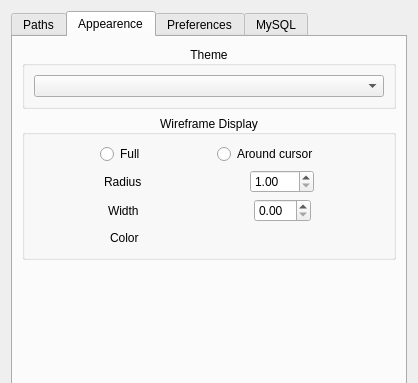
First picture: the form in src/noggit/ui/SettingsPanel.ui, repository Marlamin/noggit-red, before the edit; both pictures show x 0 to 418 and y 0 to 383 of the 418 by 552 pixel window.
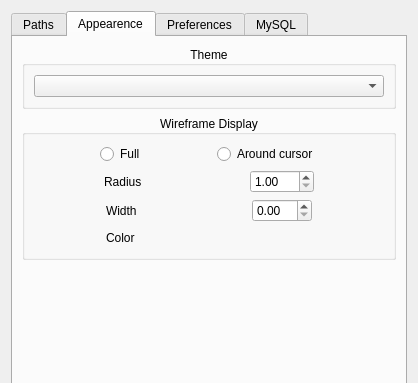
Second picture: the form after the edit. The open tabs and pages were chosen to show the change. Icons and pictures are not drawn. Custom widgets are drawn as their Qt base class.

What changed in the file:
```diff
--- a/src/noggit/ui/SettingsPanel.ui
+++ b/src/noggit/ui/SettingsPanel.ui
@@ -411,6 +411,12 @@
                   </item>
                   <item>
                    <widget class="QDoubleSpinBox" name="_wireframe_width">
+                    <property name="minimumSize">
+                     <size>
+                      <width>60</width>
+                      <height>0</height>
+                     </size>
+                    </property>
                     <property name="maximum">
                      <double>10.000000000000000</double>
                     </property>
@@ -466,7 +472,7 @@
                    <widget class="ColorSelector" name="_wireframe_color" native="true">
                     <property name="minimumSize">
                      <size>
-                      <width>53</width>
+                      <width>60</width>
                       <height>0</height>
                      </size>
                     </property>
```
Left out of the diff: 14 changed lines with no effect on the pictures.
